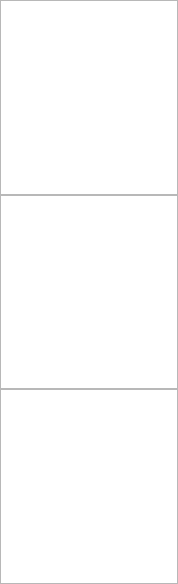
Old version of the form src/colordefwidget.ui in the repository chenghongfeng/QssCreator.
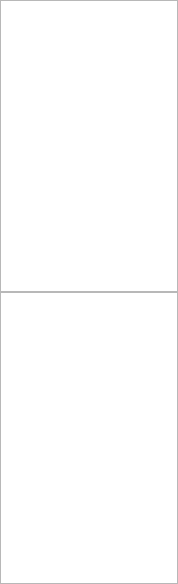
New version of the form. Custom widgets are drawn as their Qt base class.

```diff
--- a/src/colordefwidget.ui
+++ b/src/colordefwidget.ui
@@ -29,9 +29,6 @@
    <property name="bottomMargin">
     <number>0</number>
    </property>
-   <item>
-    <widget class="QListView" name="colorListView"/>
-   </item>
    <item>
     <widget class="ColorDefTableView" name="colorTableView"/>
    </item>
```
